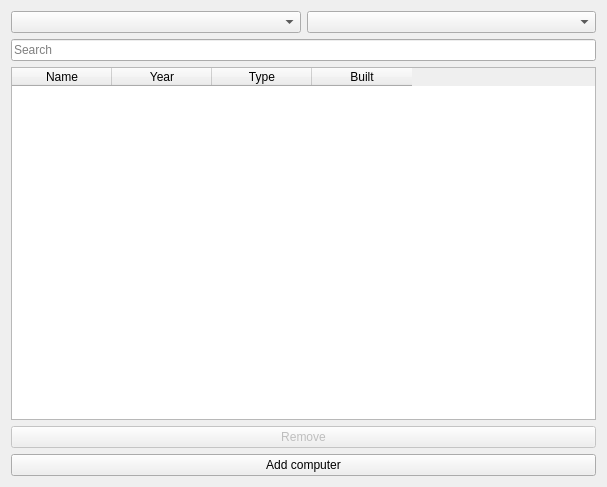
This is EndurvinnslustöðATeam/Skil3/Ui/computerdisplay.ui in trunti/verklegtn-m as Qt 5 draws it before an edit. The edited form follows.
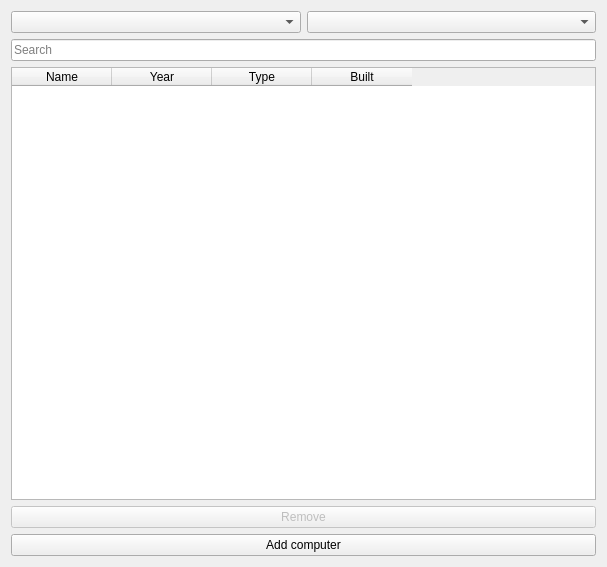
This is the edited form.

```diff
--- a/EndurvinnslustöðATeam/Skil3/Ui/computerdisplay.ui
+++ b/EndurvinnslustöðATeam/Skil3/Ui/computerdisplay.ui
@@ -7,7 +7,7 @@
     <x>0</x>
     <y>0</y>
     <width>607</width>
-    <height>487</height>
+    <height>567</height>
    </rect>
   </property>
   <property name="windowTitle">
```
